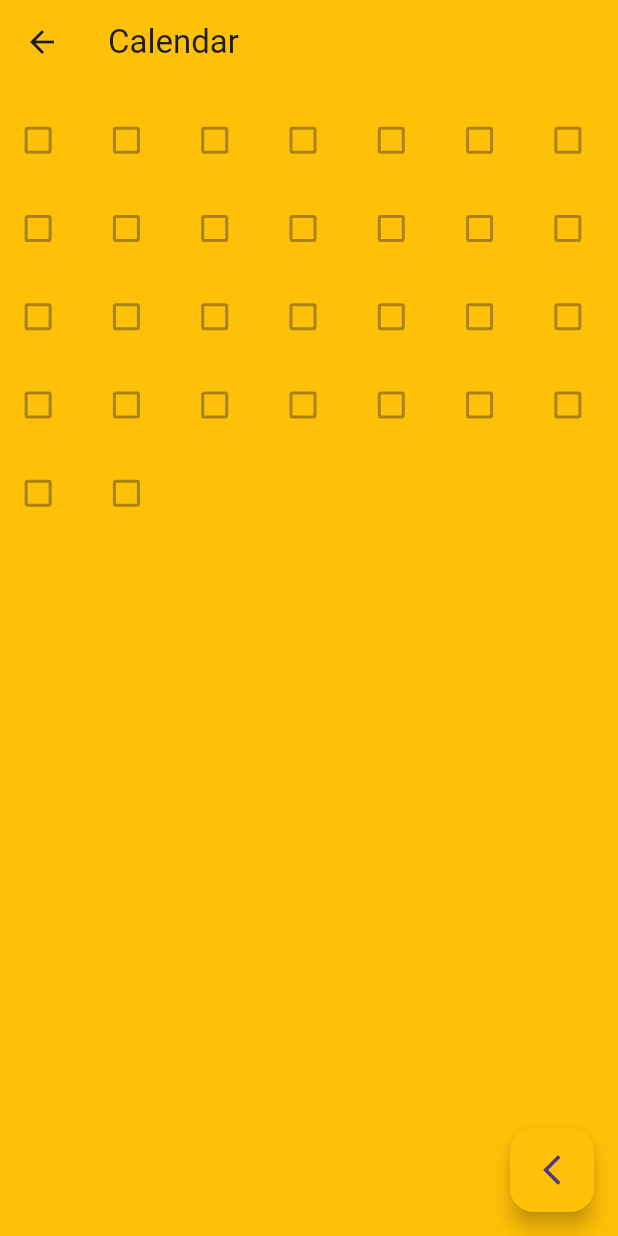
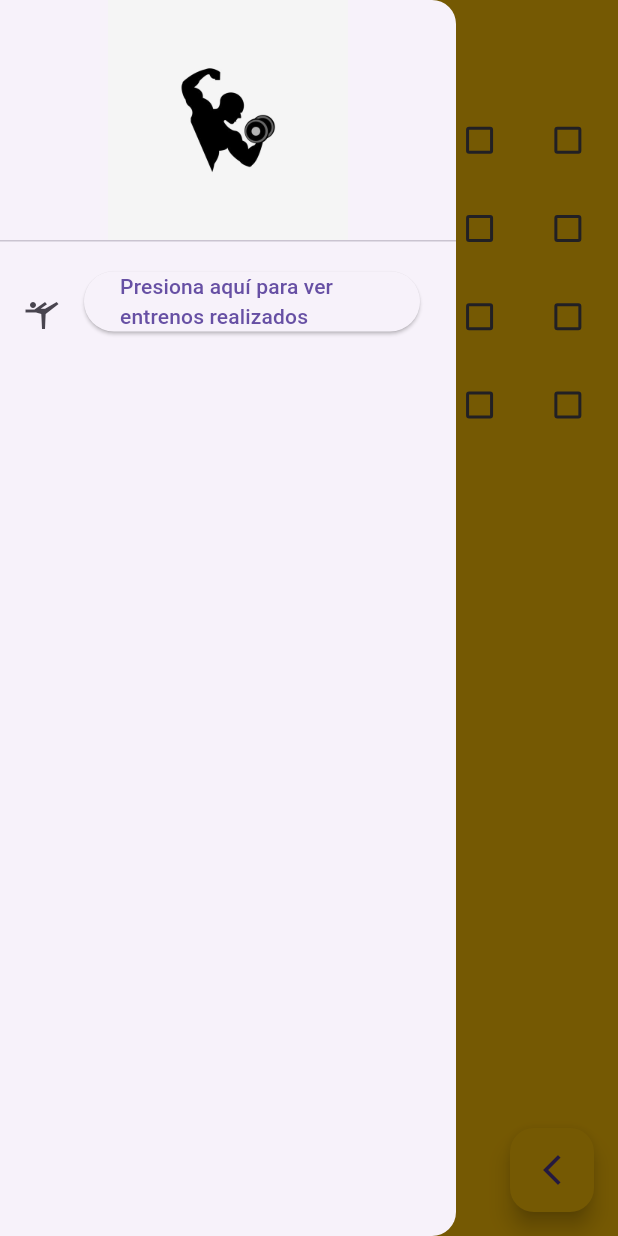
Before and after one commit to Davidlechuga17/pr3, a Flutter app: the Segunda screen opened directly, with the side drawer open (before the commit the screen has no drawer), on a phone screen of 412 x 824 dp. Run offline on Flutter 3.47's test engine with Material 3 defaults, Android fonts, the phone set to English and light mode, and no system bars; our stand-ins replace hive, hive_flutter; accounts and stored records are empty.

Commit message:
es marca checkbox y mostra el nombre de checkbox marcat
fet amb la base de dades hive

```diff
--- a/lib/components/Checkboxes.dart
+++ b/lib/components/Checkboxes.dart
@@ -1,23 +1,57 @@
 import 'package:flutter/material.dart';
+import 'package:hive/hive.dart';
+import 'package:pr3/data/BaseDatos.dart';
 
-class Checkboxes extends StatelessWidget {
+class Checkboxes extends StatefulWidget {
 
-  List<bool> _isCheckedList = List.generate(30, (index) => false);
-
-   Checkboxes({super.key});
+   Checkboxes({super.key,});
 
   @override
+  State<Checkboxes> createState() => _CheckboxesState();
+}
+
+class _CheckboxesState extends State<Checkboxes> {
+  final _boxDeHive = Hive.box("gym");
+  BaseDeDades bd = BaseDeDades();
+   List<bool> _isCheckedList = List.generate(30, (index) => false);
+
+
+  @override
+   void initState(){
+
+    if(_boxDeHive.get("gym") == null){
+
+      bd.crearDadesInicials();
+    }else{
+       bd.carregarDades();
+    }
+
+    super.initState();
+  }
+
   Widget build(BuildContext context) {
     return GridView.builder(
-        gridDelegate: SliverGridDelegateWithFixedCrossAxisCount(
+        gridDelegate: const SliverGridDelegateWithFixedCrossAxisCount(
           crossAxisCount: 7,
         ),
-        itemCount: 30,
+
+        itemCount: _isCheckedList.length,
         itemBuilder: (context, index) {
           return CheckboxListTile(
-            title: Text("Dia 1"),
+            title: Text("Dia"),
             value: _isCheckedList[index],
-            onChanged:
+            onChanged: (bool? value){
+              setState(() {
+                _isCheckedList[index] = value!;
+                if(value!){
+                  bd.sumaDades();
+                  bd.actualitzarDades();
+                }else{
+                  bd.restarDades();
+                  bd.actualitzarDades();
+                }
+              });
+            },
           );
         },
       );
--- /dev/null
+++ b/lib/components/boto_personalitzat.dart
@@ -0,0 +1,51 @@
+import 'package:flutter/material.dart';
+import 'package:hive/hive.dart';
+import 'package:pr3/data/BaseDatos.dart';
+
+class BotoPersonalitzat extends StatefulWidget {
+
+   const BotoPersonalitzat({super.key});
+
+  @override
+  State<BotoPersonalitzat> createState() => _BotoPersonalitzatState();
+}
+
+class _BotoPersonalitzatState extends State<BotoPersonalitzat> {
+  bool muestraTexto = false;
+  final _boxDeHive = Hive.box("gym");
+  BaseDeDades bd = BaseDeDades();
+
+  @override
+  void initState(){
+
+    if(_boxDeHive.get("gym") == null){
+
+      bd.crearDadesInicials();
+    }else{
+       bd.carregarDades();
+    }
+
+    super.initState();
+  }
+
+  Widget build(BuildContext context) {
+    return Column(
+          mainAxisAlignment: MainAxisAlignment.center,
+          children: [
+            ElevatedButton(
+              onPressed: () {
+                setState(() {
+                  muestraTexto = !muestraTexto;
+                });
+              },
+              child: Text('Presiona aquí para ver entrenos realizados'),
+            ),
+            SizedBox(height: 16),
+            if (muestraTexto)
+              Text(bd.num.toString()+ " entrenos hechos",
+                style: TextStyle(fontSize: 16),
+              ),
+          ],
+        );
+  }
+}
--- /dev/null
+++ b/lib/data/BaseDatos.dart
@@ -0,0 +1,28 @@
+
+import 'package:hive/hive.dart';
+
+class BaseDeDades {
+  int num = 0;
+  final _boxDeHive = Hive.box("gym");
+
+  void crearDadesInicials(){
+    num;
+  }
+
+  void sumaDades(){
+    num++;
+  }
+
+  void restarDades(){
+    num--;
+  }
+
+  void carregarDades(){
+    num = _boxDeHive.get("gym");
+  }
+
+  void actualitzarDades(){
+    _boxDeHive.put("gym", num);
+  }
+
+}
--- a/lib/main.dart
+++ b/lib/main.dart
@@ -1,7 +1,10 @@
 import 'package:flutter/material.dart';
+import 'package:hive_flutter/hive_flutter.dart';
 import 'package:pr3/pagines/pagina_inicial.dart';
 
-void main() {
+void main() async {
+  await Hive.initFlutter();
+  var gym = await Hive.openBox("gym");
   runApp(const Aplicacio());
 }
 
--- a/lib/pagines/pagina1.dart
+++ b/lib/pagines/pagina1.dart
@@ -1,5 +1,8 @@
 import 'package:flutter/material.dart';
+import 'package:hive/hive.dart';
 import 'package:pr3/components/Checkboxes.dart';
+import 'package:pr3/components/boto_personalitzat.dart';
+import 'package:pr3/data/BaseDatos.dart';
 import 'package:pr3/pagines/pagina_inicial.dart';
 
 class Segunda extends StatefulWidget {
@@ -11,14 +14,41 @@ class Segunda extends StatefulWidget {
 
 class _SegundaState extends State<Segunda> {
 
+  final _boxDeHive = Hive.box("gym");
+  BaseDeDades bd = BaseDeDades();
+
   @override
+  void initState(){
+
+    if(_boxDeHive.get("gym") == null){
+
+      bd.crearDadesInicials();
+    }else{
+       bd.carregarDades();
+    }
+
+    super.initState();
+  }
+
   Widget build(BuildContext context) {
     return Scaffold(
+      appBar: AppBar(title: Text("Gym Progress"),
       backgroundColor: Colors.amber,
-      appBar: AppBar(
-        backgroundColor: Colors.amber,
-        title: Text("Calendar"),
       ),
+      backgroundColor: Colors.amber,
+      drawer: Drawer(child: ListView(
+        children: const [
+          DrawerHeader(decoration: BoxDecoration(
+            image: DecorationImage(image: AssetImage("assets/gym.jpg"))
+          ),
+          child: null
+          ),
+          ListTile(
+            leading: Icon(Icons.sports_gymnastics),
+            title: BotoPersonalitzat(),
+          ),
+        ],
+      ),),
 
     body: Checkboxes(),
 
--- a/lib/pagines/pagina_inicial.dart
+++ b/lib/pagines/pagina_inicial.dart
@@ -1,8 +1,15 @@
 import 'package:flutter/material.dart';
+import 'package:hive/hive.dart';
+import 'package:pr3/data/BaseDatos.dart';
 import 'package:pr3/pagines/pagina1.dart';
 
 class PaginaInicial extends StatelessWidget {
-  const PaginaInicial({super.key});
+
+   final _boxDeHive = Hive.box("gym");
+   BaseDeDades bd = BaseDeDades();
+
+   PaginaInicial({super.key});
+
 
   @override
   Widget build(BuildContext context) {
@@ -28,6 +35,8 @@ class PaginaInicial extends StatelessWidget {
           );
         },
         child: Text("Ir"),
+
+
       ),
     );
   }
--- a/pubspec.yaml
+++ b/pubspec.yaml
@@ -35,6 +35,8 @@ dependencies:
   # The following adds the Cupertino Icons font to your application.
   # Use with the CupertinoIcons class for iOS style icons.
   cupertino_icons: ^1.0.2
+  hive: ^2.2.3
+  hive_flutter: ^1.1.0
 
 dev_dependencies:
   flutter_test:
```
Also changed, not shown: lib/components/MenuHamburguesa.dart (deleted), pubspec.lock, 1 other file.
